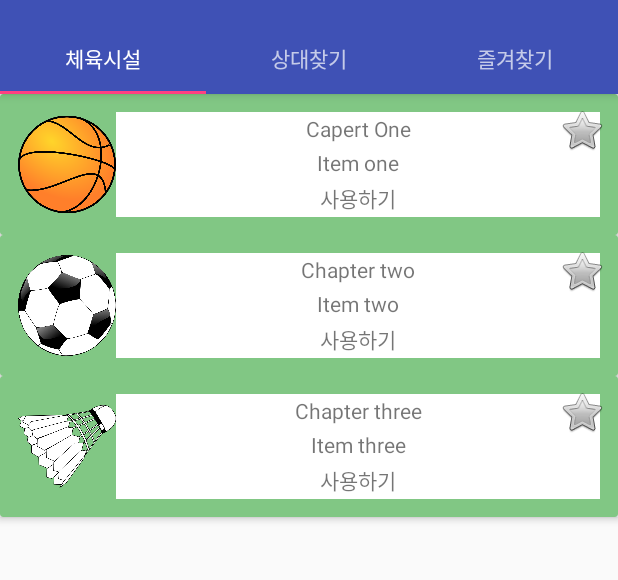
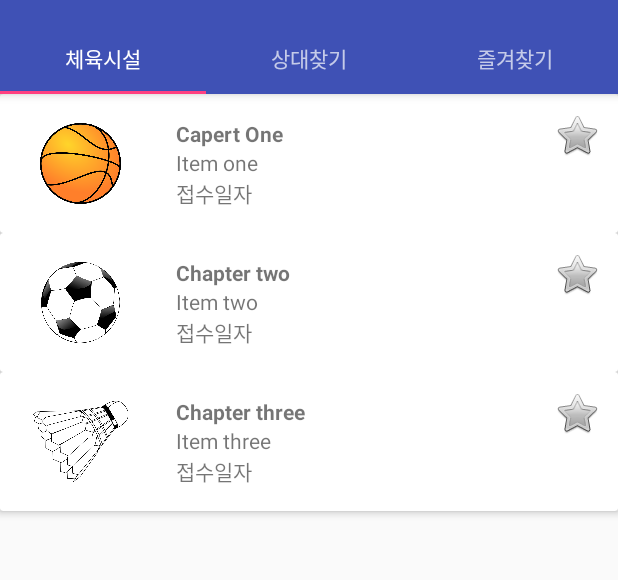
Before and after one commit to LeeJunyeol/SportFacilitiesReservationApplication, an Android app: the screen it shows after launch (MainActivity), on a phone screen of 412 x 824 dp, the part 62-642 px from its top. Run offline under Robolectric (Android 15) with nearby library versions, the phone set to English and light mode, and no system bars.

```diff
--- a/app/src/main/java/com/project/sportfacilitiesreservationapplication/SportFacRecyclerAdapter.java
+++ b/app/src/main/java/com/project/sportfacilitiesreservationapplication/SportFacRecyclerAdapter.java
@@ -1,24 +1,47 @@
 package com.project.sportfacilitiesreservationapplication;
 
+import android.content.Intent;
+import android.net.Uri;
+import android.os.StrictMode;
+import android.support.design.widget.Snackbar;
 import android.support.v7.widget.RecyclerView;
 import android.view.LayoutInflater;
 import android.view.View;
 import android.view.ViewGroup;
 import android.widget.ImageView;
-import android.widget.ListView;
 import android.widget.TextView;
 
+import org.json.JSONException;
 
 /**
  * Created by jylee on 2017-04-14.
  */
 
 public class SportFacRecyclerAdapter extends RecyclerView.Adapter<SportFacRecyclerAdapter.ViewHolder>{
+
+    // 각각 카드뷰에 들어갈 데이터. OpenAPI에서 받아와 적용하도록 할 것.
     private String[] titles = {"Capert One", "Chapter two", "Chapter three"};
 
     private String[] details = {"Item one","Item two","Item three"};
 
     private int[] images = { R.drawable.ic_basketball, R.drawable.ic_football, R.drawable.ic_badminton};
+
+/*
+    String url = "http://lod.seoul.go.kr/home/sparqlEndpoint/sparqlResult.jsp?query=PREFIX%2520rdf%253A%2520%253Chttp%253A%252F%252Fwww.w3.org%252F1999%252F02%252F22-rdf-syntax-ns%2523%253E%250APREFIX%2520rdfs%253A%2520%253Chttp%253A%252F%252Fwww.w3.org%252F2000%252F01%252Frdf-schema%2523%253E%250APREFIX%2520seoul%253A%2520%253Chttp%253A%252F%252Flod.seoul.go.kr%252Fontology%252F%253E%250APREFIX%2520schema%253A%2520%253Chttp%253A%252F%252Fschema.org%252F%253E%250ASELECT%2520*%250AWHERE%2520%257B%2520%250A%2520%2520%2520%2520%253Freserve%2520rdf%253Atype%2520seoul%253AReservationInfo%2520.%250A%2520%2520%2520%2520%253Freserve%2520seoul%253AmainServiceCategory%2520%253Chttp%253A%252F%252Flod.seoul.go.kr%252Fresource%252FPublicServiceCategory%252FT100%253E%2520.%250A%2520%2520%2520%2520%253Freserve%2520rdfs%253Alabel%2520%253Fname%2520.%250A%257D&rslt_type=html";
+    boolean isFavorite = false;
+
+    StrictMode.ThreadPolicy policy = new StrictMode.ThreadPolicy.Builder().permitAll().build();
+    StrictMode.setThreadPolicy(policy);
+    try {
+            String s = HttpUtil.get(url);
+    } catch (JSONException e2) {
+        // TODO Auto-generated catch block
+        e2.printStackTrace();
+    } catch (Exception e) {
+        // TODO Auto-generated catch block
+        e.printStackTrace();
+    }
+*/
 
     class ViewHolder extends RecyclerView.ViewHolder{
         public ImageView itemImage;
@@ -30,7 +53,18 @@ public class SportFacRecyclerAdapter extends RecyclerView.Adapter<SportFacRecycl
             itemImage = (ImageView) itemView.findViewById(R.id.iv_fac_list_img);
             itemTitle = (TextView) itemView.findViewById(R.id.tv_placenm);
             itemDetail = (TextView) itemView.findViewById(R.id.tv_sportnm);
+
+            itemView.setOnClickListener(new View.OnClickListener(){
+                @Override
+                public void onClick(View v) {
+                    int position = getAdapterPosition();
+
+                    Intent intent = new Intent(v.getContext(), SportFacInfoActivity.class);
+                    v.getContext().startActivity(intent);
+                }
+            });
         }
+
     }
 
     @Override
@@ -47,11 +81,6 @@ public class SportFacRecyclerAdapter extends RecyclerView.Adapter<SportFacRecycl
         viewHolder.itemImage.setImageResource(images[position]);
     }
 
-    /**
-     * Returns the total number of items in the data set held by the adapter.
-     *
-     * @return The total number of items in this adapter.
-     */
     @Override
     public int getItemCount() {
         return titles.length;
--- a/app/src/main/res/layout/card_view_sport_facility_item.xml
+++ b/app/src/main/res/layout/card_view_sport_facility_item.xml
@@ -5,33 +5,34 @@
     android:layout_height="wrap_content"
     android:id="@+id/card_view_sport_fac"
     android:background="@drawable/list_bg_white"
-    card_view:cardBackgroundColor="#81C784"
+    card_view:cardBackgroundColor="#FFFFFF"
     card_view:cardElevation="3dp"
-    card_view:contentPadding="4dp">
+    card_view:contentPadding="3dp">
 
     <LinearLayout
         android:layout_width="match_parent"
         android:layout_height="wrap_content"
-        android:layout_marginBottom="8dp"
-        android:layout_marginEnd="8dp"
-        android:layout_marginLeft="8dp"
-        android:layout_marginRight="8dp"
-        android:layout_marginStart="8dp"
-        android:layout_marginTop="8dp"
         android:orientation="horizontal">
 
-        <ImageView
-            android:id="@+id/iv_fac_list_img"
-            android:layout_width="130dp"
+        <LinearLayout
+            android:layout_width="70dp"
             android:layout_height="70dp"
+            android:layout_margin="8dp"
+            android:padding="8dp"
             android:layout_weight="1"
-            android:contentDescription="체육시설 사진"
-            android:minHeight="100dp"
-            android:minWidth="100dp" />
+            android:orientation="vertical">
+            <ImageView
+                android:id="@+id/iv_fac_list_img"
+                android:layout_width="match_parent"
+                android:layout_height="match_parent"
+                android:contentDescription="체육시설 사진" />
+        </LinearLayout>
 
         <LinearLayout
-            android:layout_width="match_parent"
+            android:layout_width="210dp"
             android:layout_height="70dp"
+            android:layout_margin="8dp"
+            android:padding="5dp"
             android:layout_weight="1"
             android:orientation="vertical">
 
@@ -40,8 +41,8 @@
                 android:layout_width="match_parent"
                 android:layout_height="wrap_content"
                 android:layout_weight="1"
-                android:background="#FFFFFF"
-                android:gravity="center"
+                android:gravity="left"
+                android:textStyle="bold"
                 android:text="시설이름" />
 
             <TextView
@@ -49,35 +50,35 @@
                 android:layout_width="match_parent"
                 android:layout_height="wrap_content"
                 android:layout_weight="1"
-                android:background="#FFFFFF"
-                android:gravity="center"
-                android:text="내 용" />
+                android:gravity="left"
+                android:text="종목" />
 
             <TextView
                 android:id="@+id/tv_rcept_dt"
                 android:layout_width="match_parent"
                 android:layout_height="wrap_content"
                 android:layout_weight="1"
-                android:background="#FFFFFF"
-                android:gravity="center"
-                android:text="사용하기" />
+                android:gravity="left"
+                android:text="접수일자" />
 
+        </LinearLayout>
+        <LinearLayout
+            android:layout_width="wrap_content"
+            android:layout_height="wrap_content"
+            android:layout_margin="8dp"
+            android:layout_weight="1"
+            android:orientation="vertical">
+            <ImageView
+                android:id="@+id/chk_favorite"
+                android:layout_width="wrap_content"
+                android:layout_height="wrap_content"
+                android:layout_gravity="right"
+                card_view:srcCompat="@android:drawable/btn_star_big_off"
+                android:contentDescription="즐겨찾기 버튼 이미지"/>
         </LinearLayout>
 
     </LinearLayout>
 
-    <ImageView
-        android:id="@+id/chk_favorite"
-        android:layout_width="wrap_content"
-        android:layout_height="wrap_content"
-        android:layout_marginBottom="8dp"
-        android:layout_marginLeft="8dp"
-        android:layout_marginRight="4dp"
-        android:layout_marginTop="4dp"
-        android:layout_weight="1"
-        android:layout_gravity="right"
-        card_view:srcCompat="@android:drawable/btn_star_big_off"
-        android:contentDescription="즐겨찾기 버튼 이미지"/>
 
 
 </android.support.v7.widget.CardView>
```
Also changed, not shown: app/src/main/java/com/project/sportfacilitiesreservationapplication/SportFacInfoActivity.java (added, +17 -0 lines), app/src/main/java/com/project/sportfacilitiesreservationapplication/SportReservationInfo.java (added, +26 -0 lines), app/src/main/java/com/project/sportfacilitiesreservationapplication/Tab3FavoriteSprotFacFragment.java (+19 -2 lines), app/src/main/res/drawable/ic_menu_camera.xml (added, +12 -0 lines), app/src/main/res/drawable/ic_menu_gallery.xml (added, +9 -0 lines), app/src/main/res/drawable/ic_menu_manage.xml (added, +9 -0 lines), app/src/main/res/drawable/ic_menu_send.xml (added, +9 -0 lines), app/src/main/res/drawable/ic_menu_share.xml (added, +9 -0 lines), app/src/main/res/drawable/ic_menu_slideshow.xml (added, +9 -0 lines), app/src/main/res/drawable/side_nav_bar.xml (added, +9 -0 lines), app/src/main/res/layout/activity_view_sport_info.xml (added, +55 -0 lines).
